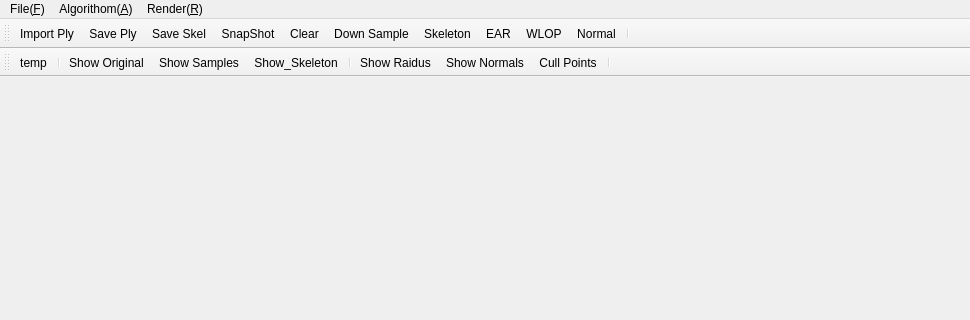
The window that mainwindow.ui (po-ppy/Jun) describes before a commit, drawn with Qt 5; both pictures show x 0 to 970 and y 0 to 320 of the 970 by 671 pixel window.
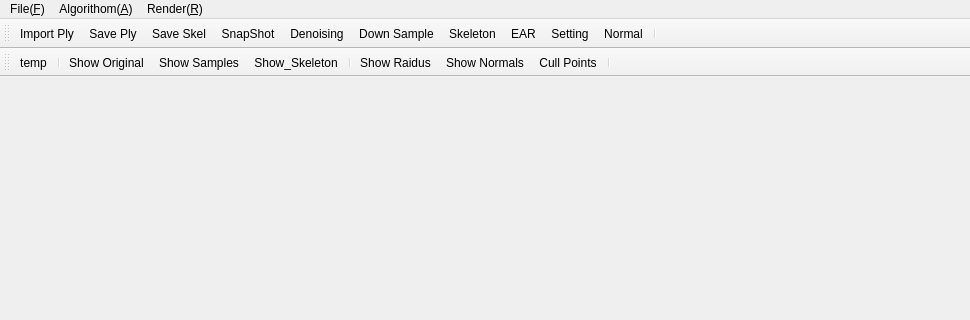
The same window after the commit. Icons and pictures are not drawn.

Patch:
```diff
--- a/mainwindow.ui
+++ b/mainwindow.ui
@@ -26,7 +26,7 @@
      <widget class="QStackedWidget" name="rightStackedWidget">
       <property name="maximumSize">
        <size>
-        <width>300</width>
+        <width>400</width>
         <height>16777215</height>
        </size>
       </property>
@@ -84,11 +84,11 @@
    <addaction name="actionSave_Ply"/>
    <addaction name="actionSave_Skel"/>
    <addaction name="actionSnapShot"/>
-   <addaction name="actionClear"/>
+   <addaction name="actionDenoising"/>
    <addaction name="actionDown_Sample"/>
    <addaction name="actionSkeleton"/>
    <addaction name="actionEAR"/>
-   <addaction name="actionWLOP"/>
+   <addaction name="actionSetting"/>
    <addaction name="actionNormal"/>
    <addaction name="separator"/>
   </widget>
@@ -192,13 +192,13 @@
     <string>SnapShot</string>
    </property>
   </action>
-  <action name="actionClear">
+  <action name="actionDenoising">
    <property name="icon">
     <iconset resource="resources.qrc">
      <normaloff>:/图标/清除.png</normaloff>:/图标/清除.png</iconset>
    </property>
    <property name="text">
-    <string>Clear</string>
+    <string>Denoising</string>
    </property>
   </action>
   <action name="actionDown_Sample">
@@ -224,13 +224,13 @@
     <string>EAR</string>
    </property>
   </action>
-  <action name="actionWLOP">
+  <action name="actionSetting">
    <property name="icon">
     <iconset resource="resources.qrc">
      <normaloff>:/图标/应用中心.png</normaloff>:/图标/应用中心.png</iconset>
    </property>
    <property name="text">
-    <string>WLOP</string>
+    <string>Setting</string>
    </property>
   </action>
   <action name="actionNormal">
```
